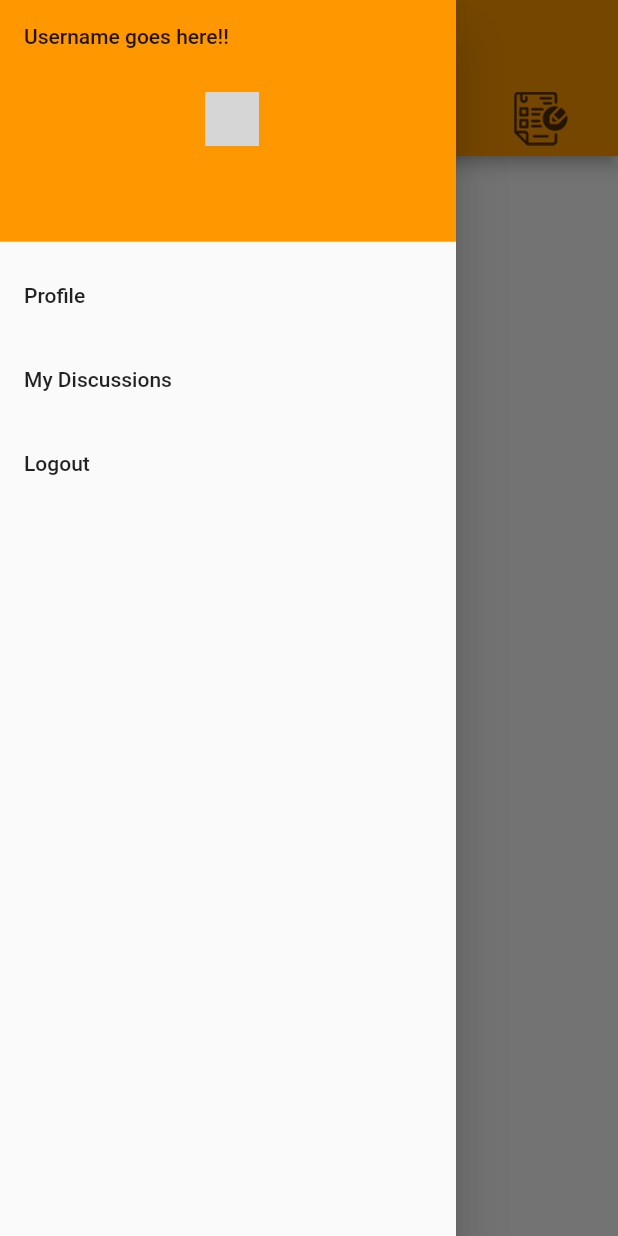
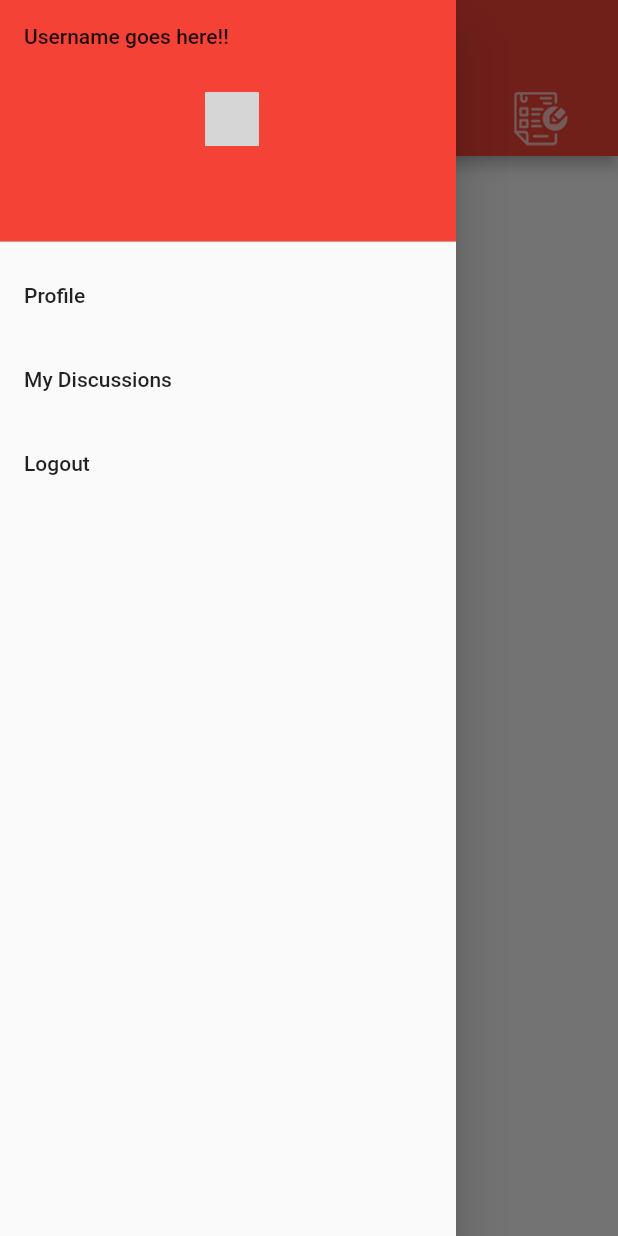
Before and after one commit to abdelrahmansweilam/GUCFlexTeach, a Flutter app: the screen it shows after launch, with the side drawer open, on a phone screen of 412 x 824 dp. Run offline on Flutter 3.47's test engine with Material 2 defaults, Android fonts, the phone set to English and light mode, and no system bars; grey boxes are pictures that could not be loaded.

Commit message:
Dark Mode Done.

```diff
--- a/lib/Routes/home_page.dart
+++ b/lib/Routes/home_page.dart
@@ -42,7 +42,7 @@ class _HomePageState extends State<HomePage> {
             children: [
               const DrawerHeader(
                 decoration: BoxDecoration(
-                  color: Colors.orange,
+                  color: Colors.red,
                 ),
                 child: Text(
                   "Username goes here!!",
@@ -73,6 +73,7 @@ class _HomePageState extends State<HomePage> {
           ), // Populate the Drawer in the next step.
         ),
         appBar: AppBar(
+          backgroundColor: Colors.red,
           leading: Builder(
             builder: (BuildContext context) {
               return IconButton(
@@ -124,7 +125,7 @@ class _HomePageState extends State<HomePage> {
               children: [
                 const DrawerHeader(
                   decoration: BoxDecoration(
-                    color: Colors.orange,
+                    color: Colors.red,
                   ),
                   child: Text(
                     "Username goes here!!",
@@ -155,6 +156,7 @@ class _HomePageState extends State<HomePage> {
             ), // Populate the Drawer in the next step.
           ),
           appBar: AppBar(
+            backgroundColor: Colors.red,
             leading: Builder(
               builder: (BuildContext context) {
                 return IconButton(
--- a/lib/Routes/profile_screen.dart
+++ b/lib/Routes/profile_screen.dart
@@ -30,6 +30,7 @@ class _ProfileScreenState extends State<ProfileScreen> {
   Widget build(BuildContext context) {
     return Scaffold(
         appBar: AppBar(
+          backgroundColor: Colors.red,
           title: Text("Profile"),
         ),
         body: isLoading
--- a/lib/main.dart
+++ b/lib/main.dart
@@ -20,8 +20,13 @@ class _MyAppState extends State<MyApp> {
     return MaterialApp(
       title: 'GUC FlexTeach',
       theme: ThemeData(
-        primarySwatch: Colors.orange,
+        primarySwatch: Colors.red,
       ),
+      darkTheme: ThemeData(
+        brightness: Brightness.dark,
+        accentColor: Colors.red,
+      ), // standard dark theme
+      themeMode: ThemeMode.system, // device controls theme
       initialRoute: '/',
       routes: {
         '/': (ctx) => const HomePage(),
```
